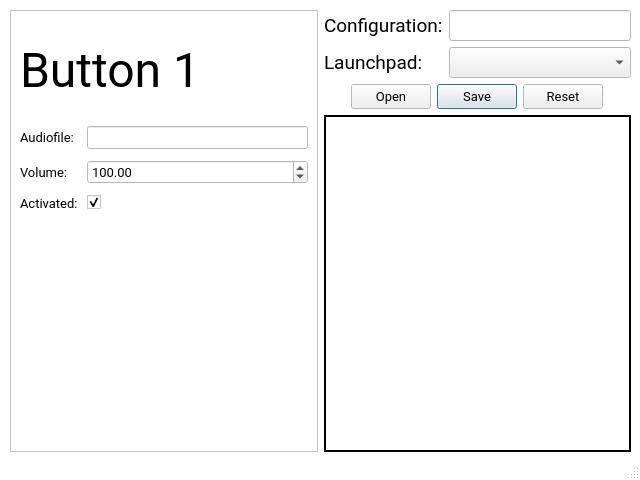
First picture: the form in src/modules/launchpad-toolbox.ui, repository UBAS-Productions/Launchpad-Tool, before the edit.
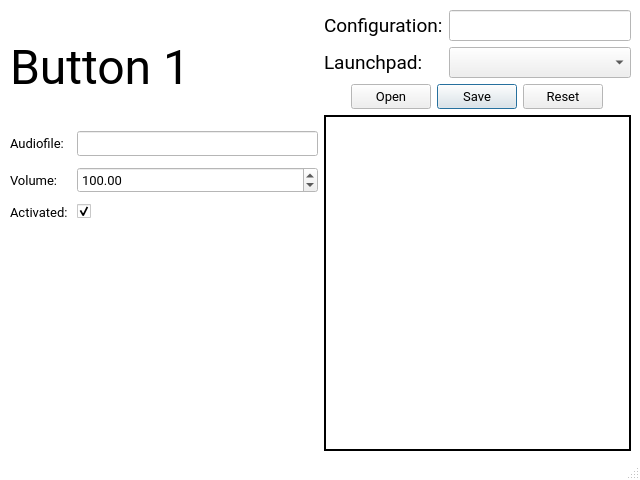
Second picture: the form after the edit. Icons and pictures are not drawn.

```diff
--- a/src/modules/launchpad-toolbox.ui
+++ b/src/modules/launchpad-toolbox.ui
@@ -127,20 +127,11 @@
       <x>10</x>
       <y>10</y>
       <width>621</width>
-      <height>442</height>
+      <height>441</height>
      </rect>
     </property>
     <layout class="QHBoxLayout" name="horizontalLayout_2">
      <item>
-      <widget class="QFrame" name="frame">
-       <property name="frameShape">
-        <enum>QFrame::StyledPanel</enum>
-       </property>
-       <property name="frameShadow">
-        <enum>QFrame::Raised</enum>
-       </property>
-       <layout class="QVBoxLayout" name="verticalLayout_3">
-        <item>
          <layout class="QVBoxLayout" name="verticalLayout">
           <item>
            <layout class="QHBoxLayout" name="horizontalLayout_4" stretch="0">
@@ -250,9 +241,6 @@
           </item>
          </layout>
         </item>
-       </layout>
-      </widget>
-     </item>
      <item>
       <layout class="QVBoxLayout" name="verticalLayout_2" stretch="0,0,0">
        <property name="spacing">
@@ -363,6 +351,12 @@
          <property name="dragDropMode">
           <enum>QAbstractItemView::DragDrop</enum>
          </property>
+         <property name="defaultDropAction">
+          <enum>Qt::CopyAction</enum>
+         </property>
+         <property name="sortingEnabled">
+          <bool>true</bool>
+         </property>
         </widget>
        </item>
       </layout>
```
Lines whose indentation alone changed are shown as unchanged.
